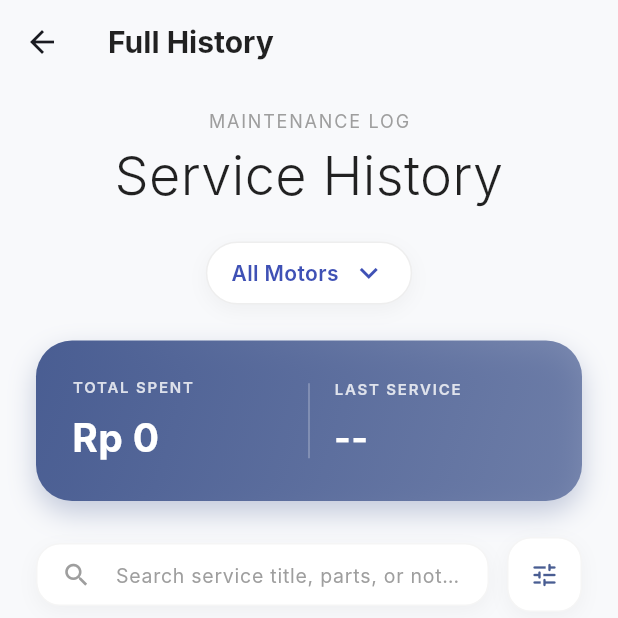
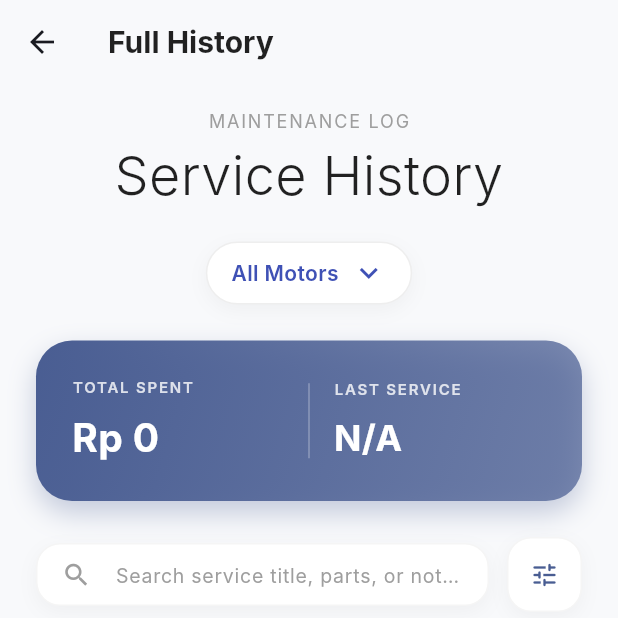
Before and after one commit to tjhhh/ServiceLog-RideAssisst, a Flutter app: the screen it shows once a user with an empty profile is signed in, item 2 of the bottom bar chosen, after a tap on "Load Full History", on a phone screen of 412 x 824 dp, the top half of it. Run offline on Flutter 3.47's test engine with Material 3 defaults, Android fonts, the phone set to English and light mode, and no system bars; our stand-ins replace cloud_firestore, firebase_auth, firebase_core, flutter_dotenv, flutter_riverpod, geolocator and 4 more; accounts and stored records are empty; generated files the repository leaves out were written again; Roboto replaces fonts that are missing (Inter); statements that could not run were skipped.

Commit message:
fix: fixing widget to reponsive feat: activate searching history and filter

```diff
--- a/lib/screens/full_history_screen.dart
+++ b/lib/screens/full_history_screen.dart
@@ -18,6 +18,15 @@ class FullHistoryScreen extends ConsumerStatefulWidget {
 
 class _FullHistoryScreenState extends ConsumerState<FullHistoryScreen> {
   String? _selectedMotorcycleId; // State untuk filter motor
+  String _searchQuery = '';
+  String _sortBy = 'Date (Newest)';
+  final TextEditingController _searchController = TextEditingController();
+
+  @override
+  void dispose() {
+    _searchController.dispose();
+    super.dispose();
+  }
 
   @override
   Widget build(BuildContext context) {
@@ -28,13 +37,37 @@ class _FullHistoryScreenState extends ConsumerState<FullHistoryScreen> {
     final activeMotorcycleIds = motorcycles.map((m) => m.id).toSet();
 
     // Filter by selected motorcycle if any, and ensure we only show active ones when "All" is selected
-    final records = _selectedMotorcycleId == null
+    var records = _selectedMotorcycleId == null
         ? allRecords
               .where((r) => activeMotorcycleIds.contains(r.motorcycleId))
               .toList()
         : allRecords
               .where((r) => r.motorcycleId == _selectedMotorcycleId)
               .toList();
+
+    if (_searchQuery.isNotEmpty) {
+      final query = _searchQuery.toLowerCase();
+      records = records.where((r) {
+        return r.serviceType.toLowerCase().contains(query) ||
+               r.notes.toLowerCase().contains(query) ||
+               (r.location != null && r.location!.toLowerCase().contains(query));
+      }).toList();
+    }
+
+    switch (_sortBy) {
+      case 'Date (Newest)':
+        records.sort((a, b) => b.date.compareTo(a.date));
+        break;
+      case 'Date (Oldest)':
+        records.sort((a, b) => a.date.compareTo(b.date));
+        break;
+      case 'Cost (Highest)':
+        records.sort((a, b) => b.cost.compareTo(a.cost));
+        break;
+      case 'Cost (Lowest)':
+        records.sort((a, b) => a.cost.compareTo(b.cost));
+        break;
+    }
 
     // 2. Hitung Total Pengeluaran
     final totalSpent = records.fold<double>(
@@ -47,7 +80,7 @@ class _FullHistoryScreenState extends ConsumerState<FullHistoryScreen> {
     ).format(totalSpent);
 
     // 3. Kalkulasi Kapan Servis Terakhir
-    String lastServiceAgo = '--';
+    String lastServiceAgo = 'N/A';
     String lastServiceUnit = '';
     if (records.isNotEmpty) {
       final latestRecord = records.reduce(
@@ -57,7 +90,7 @@ class _FullHistoryScreenState extends ConsumerState<FullHistoryScreen> {
       if (difference == 0) {
         lastServiceAgo = 'Today';
       } else {
-        lastServiceAgo = '${difference}d';
+        lastServiceAgo = '${difference.abs()}d';
         lastServiceUnit = 'ago';
       }
     }
@@ -330,8 +363,14 @@ class _FullHistoryScreenState extends ConsumerState<FullHistoryScreen> {
               ],
               border: Border.all(color: Colors.grey.shade100, width: 1),
             ),
-            child: const TextField(
-              decoration: InputDecoration(
+            child: TextField(
+              controller: _searchController,
+              onChanged: (value) {
+                setState(() {
+                  _searchQuery = value;
+                });
+              },
+              decoration: const InputDecoration(
                 icon: Icon(Icons.search, color: Colors.grey, size: 20),
                 hintText: 'Search service title, parts, or notes...',
                 hintStyle: TextStyle(
@@ -346,7 +385,41 @@ class _FullHistoryScreenState extends ConsumerState<FullHistoryScreen> {
           ),
         ),
         const SizedBox(width: 12),
-        Container(
+        PopupMenuButton<String>(
+          initialValue: _sortBy,
+          tooltip: 'Sort Options',
+          elevation: 4,
+          shadowColor: Colors.black12,
+          surfaceTintColor: Colors.white,
+          color: Colors.white,
+          shape: RoundedRectangleBorder(
+            borderRadius: BorderRadius.circular(16),
+          ),
+          position: PopupMenuPosition.under,
+          onSelected: (value) {
+            setState(() {
+              _sortBy = value;
+            });
+          },
+          itemBuilder: (context) => [
+            const PopupMenuItem<String>(
+              value: 'Date (Newest)',
+              child: Text('Date (Newest)'),
+            ),
+            const PopupMenuItem<String>(
+              value: 'Date (Oldest)',
+              child: Text('Date (Oldest)'),
+            ),
+            const PopupMenuItem<String>(
+              value: 'Cost (Highest)',
+              child: Text('Cost (Highest)'),
+            ),
+            const PopupMenuItem<String>(
+              value: 'Cost (Lowest)',
+              child: Text('Cost (Lowest)'),
+            ),
+          ],
+          child: Container(
             padding: const EdgeInsets.all(14),
             decoration: BoxDecoration(
               color: Colors.white,
@@ -361,9 +434,10 @@ class _FullHistoryScreenState extends ConsumerState<FullHistoryScreen> {
               border: Border.all(color: Colors.grey.shade100, width: 1),
             ),
             child: Icon(
-            Icons.tune_rounded, // or filter_list, but tune_rounded is modern
+              Icons.tune_rounded,
               color: Theme.of(context).colorScheme.primary,
               size: 20,
+            ),
           ),
         ),
       ],
--- a/lib/screens/history_screen.dart
+++ b/lib/screens/history_screen.dart
@@ -49,7 +49,7 @@ class _HistoryScreenState extends ConsumerState<HistoryScreen> {
     ).format(totalSpent);
 
     // 3. Kalkulasi Kapan Servis Terakhir
-    String lastServiceAgo = '--';
+    String lastServiceAgo = 'N/A';
     String lastServiceUnit = '';
     if (records.isNotEmpty) {
       final latestRecord = records.reduce(
@@ -59,7 +59,7 @@ class _HistoryScreenState extends ConsumerState<HistoryScreen> {
       if (difference == 0) {
         lastServiceAgo = 'Today';
       } else {
-        lastServiceAgo = '${difference}d';
+        lastServiceAgo = '${difference.abs()}d';
         lastServiceUnit = 'ago';
       }
     }
--- a/lib/widgets/history/history_summary_card.dart
+++ b/lib/widgets/history/history_summary_card.dart
@@ -50,12 +50,16 @@ class HistorySummaryCard extends StatelessWidget {
                   ),
                 ),
                 const SizedBox(height: 8),
-                Text(
-                  totalSpent,
-                  style: const TextStyle(
-                    fontSize: 26,
-                    fontWeight: FontWeight.bold,
-                    color: Colors.white,
+                FittedBox(
+                  fit: BoxFit.scaleDown,
+                  alignment: Alignment.centerLeft,
+                  child: Text(
+                    totalSpent,
+                    style: const TextStyle(
+                      fontSize: 26,
+                      fontWeight: FontWeight.bold,
+                      color: Colors.white,
+                    ),
                   ),
                 ),
               ],
```
Also changed, not shown: lib/widgets/history/history_timeline.dart (+6 -1 lines). Lines whose indentation alone changed are shown as unchanged.
